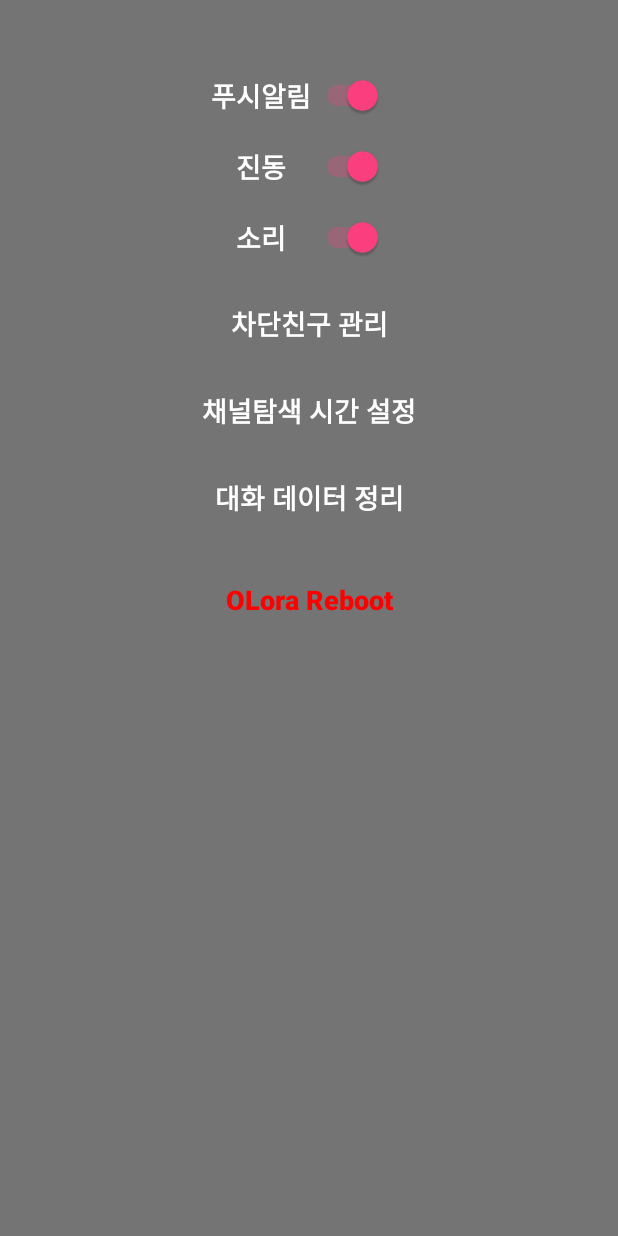
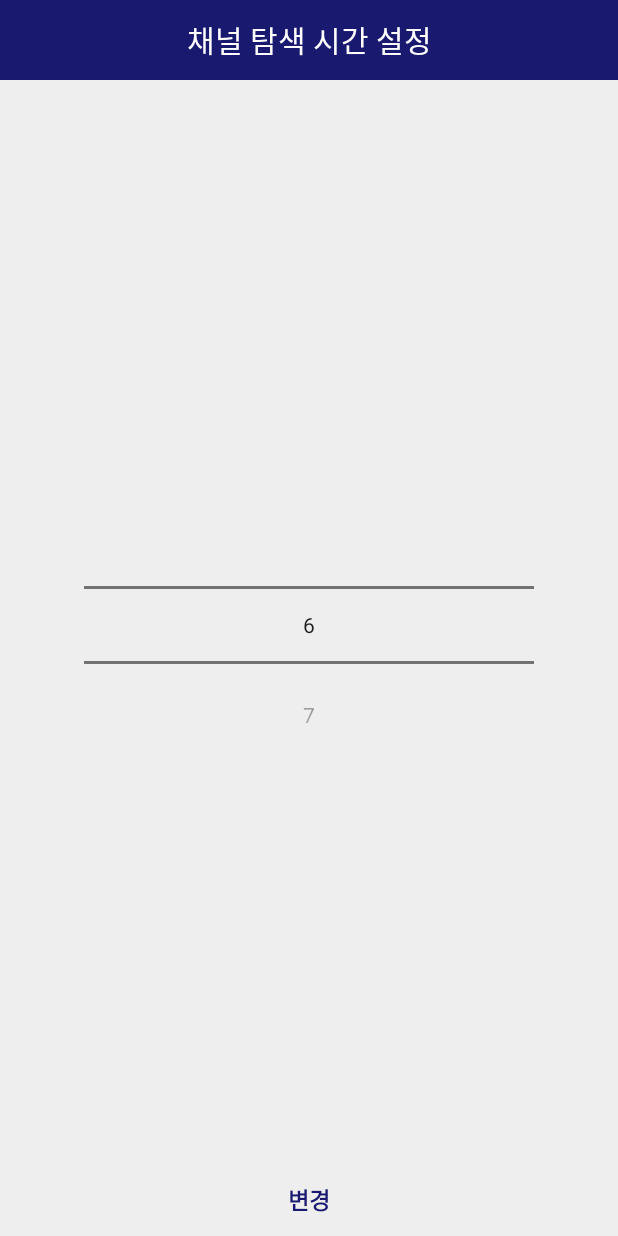
Before and after one commit to Gibartes/O-LoRa, an Android app: the fragment A_Tab4 shown on its own in the app's theme, after a tap on "채널탐색 시간 설정", on a phone screen of 412 x 824 dp. Run offline under Robolectric (Android 15) with nearby library versions, the phone set to English and light mode, and no system bars; libraries missing offline, so code that uses them is left out: com.squareup.otto; Roboto replaces fonts that are not available here; 1 statement that could not run was skipped.

Commit message:
Android 2018 12 06

```diff
--- a/Android/Olora_beta/app/src/main/AndroidManifest.xml
+++ b/Android/Olora_beta/app/src/main/AndroidManifest.xml
@@ -42,7 +42,7 @@
             android:name=".A_Tab2_ChattingRoom"
             android:screenOrientation="portrait" />
         <activity
-            android:name=".A_123_Set__Name"
+            android:name=".A_123_Setting__Activity"
             android:label="@string/title_activity_list_set"
             android:theme="@style/AppTheme.NoActionBar" />
 
--- a/Android/Olora_beta/app/src/main/java/com/team_olora/olora_beta/A_123_Set__Name.java
+++ b/Android/Olora_beta/app/src/main/java/com/team_olora/olora_beta/A_123_Setting__Activity.java
@@ -1,9 +1,10 @@
 package com.team_olora.olora_beta;
 
+import android.content.DialogInterface;
 import android.content.Intent;
 import android.os.Bundle;
-import android.os.CountDownTimer;
 import android.os.Handler;
+import android.support.v7.app.AlertDialog;
 import android.support.v7.app.AppCompatActivity;
 import android.util.Log;
 import android.view.KeyEvent;
@@ -13,7 +14,10 @@
 import android.widget.Button;
 import android.widget.EditText;
 import android.widget.ImageButton;
+import android.widget.LinearLayout;
+import android.widget.NumberPicker;
 import android.widget.ProgressBar;
+import android.widget.RelativeLayout;
 import android.widget.TextView;
 import android.widget.Toast;
 
@@ -24,7 +28,7 @@
 import java.util.TimerTask;
 
 
-public class A_123_Set__Name extends AppCompatActivity {
+public class A_123_Setting__Activity extends AppCompatActivity {
     InputMethodManager imm;
     int mode;
     int mod=0;
@@ -33,11 +37,13 @@
     private TimerTask second;
     private TextView timer_text;
     private final Handler handler = new Handler();
-
+    LinearLayout setBox;
+    RelativeLayout progressBox;
     /**
      * 0 = 본인이름 설정
      * 1 = 채팅방이름 설정
      * 2 = 상대이름 설정
+     * 3 = set dclv
      */
     private TextView titleBar;
     private EditText setname;
@@ -45,6 +51,8 @@
     private Button btnSet;
     private int Key;
     private String Name;
+    private NumberPicker set_Dclv;
+    private int dclv;
 
     ProgressBar prog;
 
@@ -66,6 +74,8 @@
         titleBar = findViewById(R.id.titleBarText);
         setname = findViewById(R.id.txtSetList);
 
+        setBox = findViewById(R.id.setbox);
+        progressBox=findViewById(R.id.progressbox);
 
         timer_text = findViewById(R.id.timer);
         timer_text.setVisibility(View.GONE);
@@ -91,8 +101,27 @@
                 break;
             case 2:
                 titleBar.setText("친구 이름 변경");
-                setname.setHint("친구 이름");
-                setname.setText(Name); // 태그명 PrevName으로 변경
+                setname.setText("친구 이름"); // 태그명 PrevName으로 변경
+                setname.setText(Name);
+                break;
+            case 3:
+                titleBar.setText("채널 탐색 시간 설정");
+                setname.setVisibility(View.GONE);
+                int prev_val=DB.get_set_dclv();
+                btnDel.setVisibility(View.GONE);
+                set_Dclv = findViewById(R.id.setDclv);
+                set_Dclv.setVisibility(View.VISIBLE);
+                set_Dclv.setMinValue(6);
+                set_Dclv.setMaxValue(15);
+                set_Dclv.setWrapSelectorWheel(false);
+                set_Dclv.setValue(prev_val);
+                set_Dclv.setOnValueChangedListener(new NumberPicker.OnValueChangeListener() {
+                    @Override
+                    public void onValueChange(NumberPicker picker, int oldVal, int newVal) {
+                        dclv=newVal;
+                    }
+                });
+
                 break;
         }
 
@@ -123,30 +152,34 @@
                     String name = setname.getText().toString();
                     switch (mode) {
                         case 0:
-                            Service_packet packet = new Service_packet();
-                            String s = A_MainActivity.addr_self;
-                            byte[] d = packet.converted_addr(A_MainActivity.RSP_MacAddr);
+                            final Service_packet packet = new Service_packet();
+                            final String s = A_MainActivity.addr_self;
+                            final byte[] d = packet.converted_addr(A_MainActivity.RSP_MacAddr);
 
                             ch=DB.get_net_Current_ch();
 
                             if (Service_BluetoothChatService.mState == 3) {
-                                prog.setVisibility(View.VISIBLE);
-                                btnSet.setVisibility(View.GONE);
-                                mod=1;
-                                A_MainActivity.mbtService.mChatService.write(packet.converted_packet(s, d, "SET_NODEIDENTIFIER",FuncGroup.getCHbyte(ch)[0], FuncGroup.getIDbyte(ch), FuncGroup.getCHbyte(ch)));
-
-                                timer_sec=10;
-                                timer_text.setVisibility(View.VISIBLE);
-                                second = new TimerTask() {
+                                final android.app.AlertDialog.Builder alert = new android.app.AlertDialog.Builder(A_123_Setting__Activity.this);
+                                alert.setTitle("이름 변경");
+                                alert.setMessage("사용 이름을 변경하시겠습니까?\n(단말기와 동기화를 위해 잠시 작동이 제한됩니다.)");
+                                alert.setPositiveButton("확인", new DialogInterface.OnClickListener() {
                                     @Override
-                                    public void run() {
-                                        Update();
-                                        timer_sec--;
+                                    public void onClick(DialogInterface dialog, int which) {
+                                        mod=1;
+                                        setBox.setVisibility(View.GONE);
+                                        progressBox.setVisibility(View.VISIBLE);
+                                        btnSet.setVisibility(View.GONE);
+                                        A_MainActivity.mbtService.mChatService.write(packet.converted_packet(s, d, "SET_NODEIDENTIFIER",FuncGroup.getCHbyte(ch)[0], FuncGroup.getIDbyte(ch), FuncGroup.getCHbyte(ch)));
+                                        time_run(6);
                                     }
-                                };
-                                Timer timer = new Timer();
-                                timer.schedule(second,0,1000);
-                              }
+                                });
+                                alert.setNegativeButton("취소", new DialogInterface.OnClickListener() {
+                                    @Override
+                                    public void onClick(DialogInterface arg0, int arg1) {
+                                    }
+                                });
+                                alert.show();
+                            }
                             else{
                                 DB.get_user_Myname();
                                 DB.save_userMY(name, 0); // 본인 Xbee 맥 어드레스
@@ -176,22 +209,65 @@
                             intent1.setFlags(Intent.FLAG_ACTIVITY_CLEAR_TASK | Intent.FLAG_ACTIVITY_CLEAR_TOP);
                             startActivity(intent1);
                             break;
+                        case 3:
+                            final android.app.AlertDialog.Builder alert = new android.app.AlertDialog.Builder(A_123_Setting__Activity.this);
+                            alert.setTitle("탐색 시간 조절");
+                            alert.setMessage("채널 탐색시간을 조절하시겠습니까?\n(단말기와 동기화를 위해 잠시 작동이 제한됩니다.)");
+                            alert.setPositiveButton("확인", new DialogInterface.OnClickListener() {
+                                @Override
+                                public void onClick(DialogInterface dialog, int which) {
+                                    mod=4;
+                                    setBox.setVisibility(View.GONE);
+                                    progressBox.setVisibility(View.VISIBLE);
+                                    btnSet.setVisibility(View.GONE);
+
+                                    // write ( set dclv )
+                                    DB.save_dvlv(dclv);
+                                    time_run(6);
+                                    /*
+                                    DB.save_dvlv(dclv);
+                                    Intent intent2 = new Intent(getApplicationContext(),A_MainActivity.class);
+                                    intent2.putExtra("Page",3);
+                                    intent2.setFlags(Intent.FLAG_ACTIVITY_CLEAR_TASK | Intent.FLAG_ACTIVITY_CLEAR_TOP);
+                                    startActivity(intent2);
+                                    */
+                                }
+                            });
+                            alert.setNegativeButton("취소", new DialogInterface.OnClickListener() {
+                                @Override
+                                public void onClick(DialogInterface arg0, int arg1) {
+                                }
+                            });
+                            alert.show();
+                            break;
                     }
-                    break;
             }
         }
+    }
+    protected void time_run(int default_time){
+        timer_sec=default_time;
+        timer_text.setVisibility(View.VISIBLE);
+        second = new TimerTask() {
+            @Override
+            public void run() {
+                Update();
+                timer_sec--;
+            }
+        };
+        Timer timer = new Timer();
+        timer.schedule(second,0,1000);
     }
     protected void Update() {
         Runnable updater = new Runnable() {
             public void run() {
-                timer_text.setText(timer_sec + "초");
-                if(timer_sec<1 & mod==1){
+                timer_text.setText("설정 대기시간\n"+timer_sec + "초");
+                if(timer_sec<2 & mod!=0){
                     timer_sec=10;
+                    Toast.makeText(A_123_Setting__Activity.this, "설정에 실패했습니다. \n연결을 확인해주세요.", Toast.LENGTH_SHORT).show();
+                    Intent intent = new Intent(getApplicationContext(),A_MainActivity.class);
+                    intent.putExtra("Page",mod-1);
+                    intent.setFlags(Intent.FLAG_ACTIVITY_CLEAR_TASK | Intent.FLAG_ACTIVITY_CLEAR_TOP);
                     mod=0;
-                    Toast.makeText(A_123_Set__Name.this, "이름 설정에 실패했습니다. \n연결을 확인해주세요.", Toast.LENGTH_SHORT).show();
-                    Intent intent = new Intent(getApplicationContext(),A_MainActivity.class);
-                    intent.putExtra("Page",0);
-                    intent.setFlags(Intent.FLAG_ACTIVITY_CLEAR_TASK | Intent.FLAG_ACTIVITY_CLEAR_TOP);
                     startActivity(intent);
                 }
             }
@@ -217,7 +293,7 @@
     }
     @Override
     public boolean onKeyDown(int keyCode, KeyEvent event) {
-        if(mod==1) {
+        if(mod!=0) {
             switch (keyCode) {
                 case KeyEvent.KEYCODE_BACK:
                     return true;
--- a/Android/Olora_beta/app/src/main/java/com/team_olora/olora_beta/A_Tab1.java
+++ b/Android/Olora_beta/app/src/main/java/com/team_olora/olora_beta/A_Tab1.java
@@ -235,7 +235,7 @@
                     break;
 
                 case R.id.editMyName:
-                    Intent intent = new Intent(getContext(), A_123_Set__Name.class);
+                    Intent intent = new Intent(getContext(), A_123_Setting__Activity.class);
                     intent.putExtra("prev_Name", _name);
                     intent.putExtra("Key", 0); // 내 user key = 0
                     intent.putExtra("MODE", 0);
--- a/Android/Olora_beta/app/src/main/java/com/team_olora/olora_beta/A_Tab2_DeleteChatRoom.java
+++ b/Android/Olora_beta/app/src/main/java/com/team_olora/olora_beta/A_Tab2_DeleteChatRoom.java
@@ -11,7 +11,6 @@
 import android.view.Window;
 import android.widget.Button;
 import android.widget.ImageButton;
-import android.widget.Toast;
 
 public class A_Tab2_DeleteChatRoom extends android.support.v4.app.DialogFragment {
     private Button BtnSet, BtnDel;
@@ -62,7 +61,7 @@
         public void onClick(View v) {
             switch (v.getId()) {
                 case R.id.list_set:
-                    Intent intent = new Intent(getContext(), A_123_Set__Name.class);
+                    Intent intent = new Intent(getContext(), A_123_Setting__Activity.class);
                     intent.putExtra("MODE",1 );
                     intent.putExtra("prev_Name", roomName);
                     intent.putExtra("Key", roomKey);
--- a/Android/Olora_beta/app/src/main/java/com/team_olora/olora_beta/A_Tab3_CreateChatRoom.java
+++ b/Android/Olora_beta/app/src/main/java/com/team_olora/olora_beta/A_Tab3_CreateChatRoom.java
@@ -77,7 +77,7 @@
 
                     break;
                 case R.id.userSet:
-                    Intent intent1 = new Intent(getContext(), A_123_Set__Name.class);
+                    Intent intent1 = new Intent(getContext(), A_123_Setting__Activity.class);
                     intent1.putExtra("prev_Name", userName);
                     intent1.putExtra("Key", userKey);
                     intent1.putExtra("MODE", 2);
--- a/Android/Olora_beta/app/src/main/java/com/team_olora/olora_beta/A_Tab4.java
+++ b/Android/Olora_beta/app/src/main/java/com/team_olora/olora_beta/A_Tab4.java
@@ -15,6 +15,7 @@
 import android.widget.Button;
 import android.widget.CompoundButton;
 import android.widget.CompoundButton.OnCheckedChangeListener;
+import android.widget.NumberPicker;
 import android.widget.RelativeLayout;
 import android.widget.Switch;
 import android.widget.Toast;
@@ -116,6 +117,14 @@
                 case R.id.setBlockList:
                     Intent blacklist = new Intent(v.getContext(), A_Tab4_BlackList.class);
                     startActivity(blacklist);
+                    break;
+                case R.id.setDcLv:
+                    Intent setdclv = new Intent(getContext(), A_123_Setting__Activity.class);
+                    setdclv.putExtra("prev_Name", "");
+                    setdclv.putExtra("Key", "");
+                    setdclv.putExtra("MODE", 3);
+                    getActivity().startActivityForResult(setdclv, 0);
+                    break;
             }
         }
 
--- a/Android/Olora_beta/app/src/main/res/layout/a_list_set.xml
+++ b/Android/Olora_beta/app/src/main/res/layout/a_list_set.xml
@@ -23,17 +23,20 @@
     </RelativeLayout>
     <!-- //end 타이틀바 -->
 
-    <ProgressBar
-        android:id="@+id/Prog"
-        android:layout_width="wrap_content"
-        android:layout_height="wrap_content"
-        android:layout_centerInParent="true"
-        android:visibility="gone"/>
     <LinearLayout
+        android:id="@+id/setbox"
         android:layout_width="300dp"
         android:layout_height="wrap_content"
         android:layout_centerInParent="true"
         android:orientation="horizontal">
+
+        <NumberPicker
+            android:id="@+id/setDclv"
+            android:layout_width="match_parent"
+            android:layout_height="wrap_content"
+            android:layout_centerInParent="true"
+            android:layout_marginTop="10sp"
+            android:visibility="gone"/>
 
         <EditText
             android:id="@+id/txtSetList"
@@ -50,12 +53,27 @@
             android:layout_gravity="center"
             android:background="@drawable/xbutton2"/>
     </LinearLayout>
-    <TextView
-        android:id="@+id/timer"
+
+    <RelativeLayout
+        android:id="@+id/progressbox"
+        android:layout_below="@+id/setbox"
+        android:layout_centerInParent="true"
         android:layout_width="wrap_content"
         android:layout_height="wrap_content"
-        android:layout_centerInParent="true"
-        android:visibility="gone"/>
+        android:visibility="gone">
+        <ProgressBar
+            android:id="@+id/Prog"
+            android:layout_width="200dp"
+            android:layout_height="200dp"
+            android:layout_centerInParent="true"/>
+        <TextView
+            android:id="@+id/timer"
+            android:layout_width="wrap_content"
+            android:layout_height="wrap_content"
+            android:textAlignment="center"
+            android:textSize="20dp"
+            android:layout_centerInParent="true"/>
+    </RelativeLayout>
 
     <Button
         android:id="@+id/btn_set"
--- a/Android/Olora_beta/app/src/main/res/layout/main_d_setting.xml
+++ b/Android/Olora_beta/app/src/main/res/layout/main_d_setting.xml
@@ -128,8 +128,6 @@
             android:textColor="@color/colorWhite"
             android:textSize="18sp"
             android:textStyle="bold" />
-
-
         <Button
             android:id="@+id/setMsgLv"
             android:layout_width="match_parent"
```
Also changed, not shown: Android/Olora_beta/app/src/main/java/com/team_olora/olora_beta/C_DB.java (+20 -3 lines).
